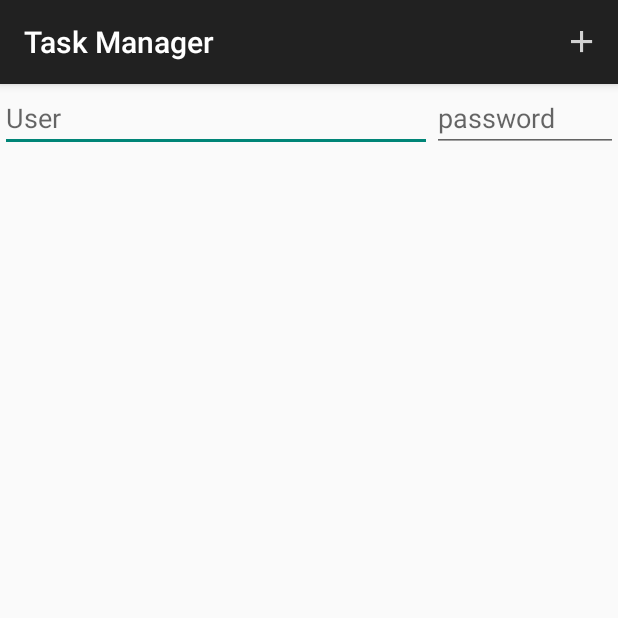
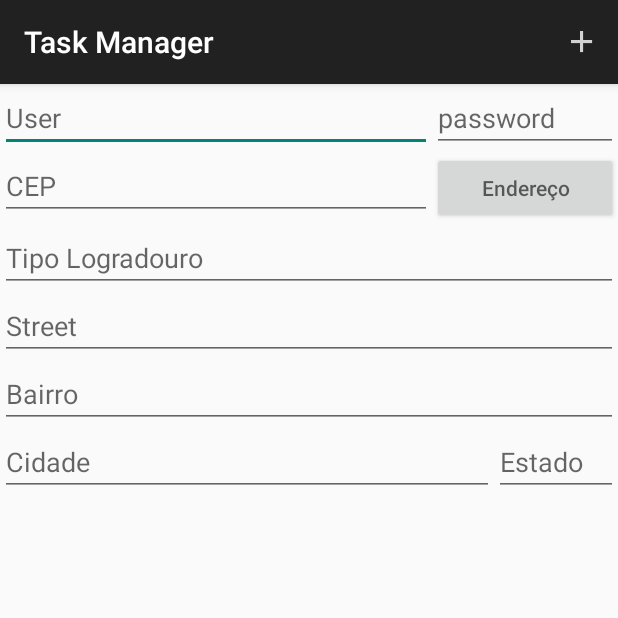
Before and after one commit to ricsgobbe/turma-formacao-android-master, an Android app: the screen it shows after launch (LoginFormActivity), after a tap on "Add", on a phone screen of 412 x 824 dp, the top half of it. Run offline under Robolectric (Android 15) with nearby library versions, the phone set to English and light mode, and no system bars.

Commit message:
Tudo feito 2

```diff
--- a/app/src/main/java/br/com/cast/turmaformacao/taskmanager/controlers/activity/LoginActivity.java
+++ b/app/src/main/java/br/com/cast/turmaformacao/taskmanager/controlers/activity/LoginActivity.java
@@ -37,7 +37,7 @@ public class LoginActivity extends AppCompatActivity {
         bindEditTextPassword();
         bindButtonLogin();
 
-       new GetAddressTask().execute("14801030");
+      // new GetAddressTask().execute("14801030");
 
     }
 
--- a/app/src/main/res/layout/activity_sign_user.xml
+++ b/app/src/main/res/layout/activity_sign_user.xml
@@ -20,7 +20,84 @@
             android:layout_weight="3"
             android:hint="@string/string_password_user"/>
 
+    </LinearLayout>
+
+    <LinearLayout
+        android:layout_width="match_parent"
+        android:layout_height="wrap_content">
+
+        <EditText
+            android:id="@+id/editTextZipCode"
+            android:layout_width="0dp"
+            android:layout_height="wrap_content"
+            android:layout_weight="7"
+            android:hint="@string/string_zipCode"/>
+        <Button
+            android:id="@+id/btnGerarEndereco"
+            android:layout_width="0dp"
+            android:layout_height="wrap_content"
+            android:layout_weight="3"
+            android:hint="@string/string_address"/>
 
     </LinearLayout>
 
+    <LinearLayout
+        android:layout_width="match_parent"
+        android:layout_height="wrap_content">
+        <EditText
+            android:id="@+id/editTextType"
+            android:layout_width="0dp"
+            android:layout_height="wrap_content"
+            android:layout_weight="4"
+            android:hint="@string/string_type_street"/>
+
+
+    </LinearLayout>
+
+
+
+    <LinearLayout
+        android:layout_width="match_parent"
+        android:layout_height="wrap_content">
+        <EditText
+            android:id="@+id/editTextStreet"
+            android:layout_width="0dp"
+            android:layout_height="wrap_content"
+            android:layout_weight="6"
+            android:hint="@string/string_street_login"
+            />
+    </LinearLayout>
+
+    <LinearLayout
+        android:layout_width="match_parent"
+        android:layout_height="wrap_content">
+        <EditText
+            android:id="@+id/editTextNeightborhood"
+            android:layout_width="match_parent"
+            android:layout_height="wrap_content"
+            android:hint="@string/string_neghtborhood" />
+    </LinearLayout>
+
+    <LinearLayout
+        android:layout_width="match_parent"
+        android:layout_height="wrap_content">
+        <EditText
+            android:id="@+id/editTextCity"
+            android:layout_width="0dp"
+            android:layout_height="wrap_content"
+            android:layout_weight="8"
+            android:hint="@string/string_city"
+            />
+        <EditText
+            android:id="@+id/editTextState"
+            android:layout_width="0dp"
+            android:layout_height="wrap_content"
+            android:layout_weight="2"
+            android:hint="@string/string_state"/>
+    </LinearLayout>
+
+
+
+
+
 </LinearLayout>
--- a/app/src/main/res/values/strings.xml
+++ b/app/src/main/res/values/strings.xml
@@ -31,5 +31,14 @@
     <string name="string_password_user">password</string>
     <string name="string_sign_in">Sign in</string>
     <string name="string_create">create</string>
-    <string name="string_user_add">User add</string>>
+    <string name="string_user_add">User add</string>
+    <string name="string_zipCode">CEP</string>
+    <string name="string_address">Endereço</string>
+    <string name="string_street_login">Street</string>
+    <string name="string_type_street">Tipo Logradouro</string>
+    <string name="string_number">Numero</string>
+    <string name="string_neghtborhood">Bairro</string>
+    <string name="string_city">Cidade</string>
+    <string name="string_state">Estado</string>
+    <string name="string_update">Update</string>>
 </resources>
```
Also changed, not shown: app/src/main/java/br/com/cast/turmaformacao/taskmanager/controlers/activity/ActivityTaskForm.java (+10 -3 lines), app/src/main/java/br/com/cast/turmaformacao/taskmanager/controlers/activity/TaskListActivity.java (+40 -1 lines), app/src/main/java/br/com/cast/turmaformacao/taskmanager/controlers/adapters/TaskListAdapter.java (+9 -6 lines), app/src/main/java/br/com/cast/turmaformacao/taskmanager/model/entidade/Task.java (+32 -12 lines), app/src/main/java/br/com/cast/turmaformacao/taskmanager/model/http/TaskServices.java (renamed from app/src/main/java/br/com/cast/turmaformacao/taskmanager/model/http/AddressServices.java, +24 -20 lines), app/src/main/java/br/com/cast/turmaformacao/taskmanager/model/persistencia/TaskContract.java (+11 -5 lines), app/src/main/res/layout/list_item_task.xml (+8 -1 lines), app/src/main/res/menu/menu_task_list.xml (+7 -0 lines), 1 other file.
